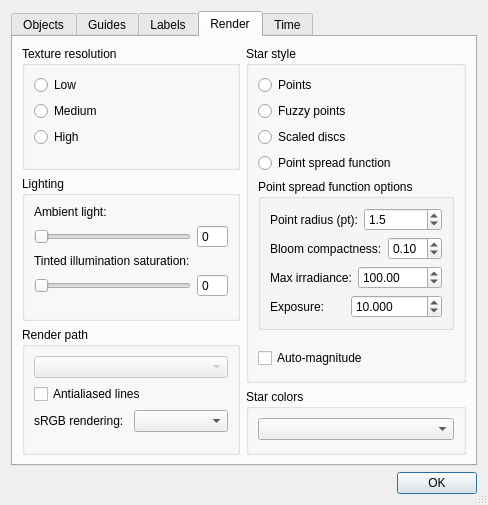
Before: the Qt Designer form src/celestia/qt/preferences.ui in celestiamobile/Celestia, drawn with Qt 5.
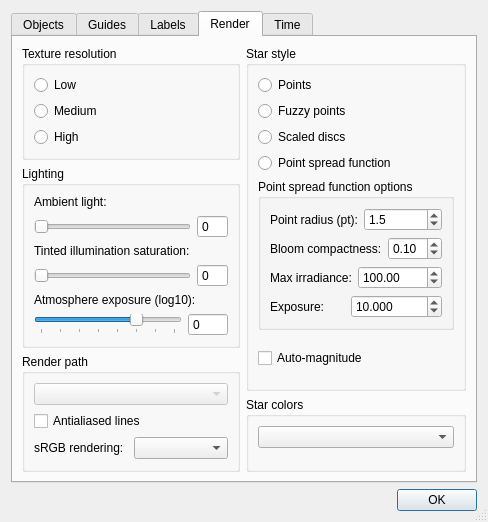
After: the same form once the commit is applied. The open tabs and pages were chosen to show the change.

Commit message: atmosphere: radiance-mode wrappers + exposure slider/hotkey

Patch:
```diff
--- a/src/celestia/qt/preferences.ui
+++ b/src/celestia/qt/preferences.ui
@@ -969,6 +969,67 @@
               </item>
              </layout>
             </item>
+            <item>
+             <widget class="QLabel" name="atmosphereExposureLabel">
+              <property name="text">
+               <string>Atmosphere exposure (log10):</string>
+              </property>
+             </widget>
+            </item>
+            <item>
+             <layout class="QHBoxLayout" name="horizontalLayout_atmExp">
+              <item>
+               <widget class="QSlider" name="atmosphereExposureSlider">
+                <property name="minimum">
+                 <number>-50</number>
+                </property>
+                <property name="maximum">
+                 <number>20</number>
+                </property>
+                <property name="singleStep">
+                 <number>1</number>
+                </property>
+                <property name="pageStep">
+                 <number>10</number>
+                </property>
+                <property name="orientation">
+                 <enum>Qt::Horizontal</enum>
+                </property>
+                <property name="tickPosition">
+                 <enum>QSlider::TicksBelow</enum>
+                </property>
+                <property name="tickInterval">
+                 <number>10</number>
+                </property>
+               </widget>
+              </item>
+              <item>
+               <widget class="QSpinBox" name="atmosphereExposureSpinBox">
+                <property name="minimumSize">
+                 <size>
+                  <width>40</width>
+                  <height>0</height>
+                 </size>
+                </property>
+                <property name="buttonSymbols">
+                 <enum>QAbstractSpinBox::NoButtons</enum>
+                </property>
+                <property name="accelerated">
+                 <bool>true</bool>
+                </property>
+                <property name="correctionMode">
+                 <enum>QAbstractSpinBox::CorrectToNearestValue</enum>
+                </property>
+                <property name="minimum">
+                 <number>-50</number>
+                </property>
+                <property name="maximum">
+                 <number>20</number>
+                </property>
+               </widget>
+              </item>
+             </layout>
+            </item>
             <item>
              <spacer name="verticalSpacer_17">
               <property name="orientation">
```
The commit also changes 7 other files.
